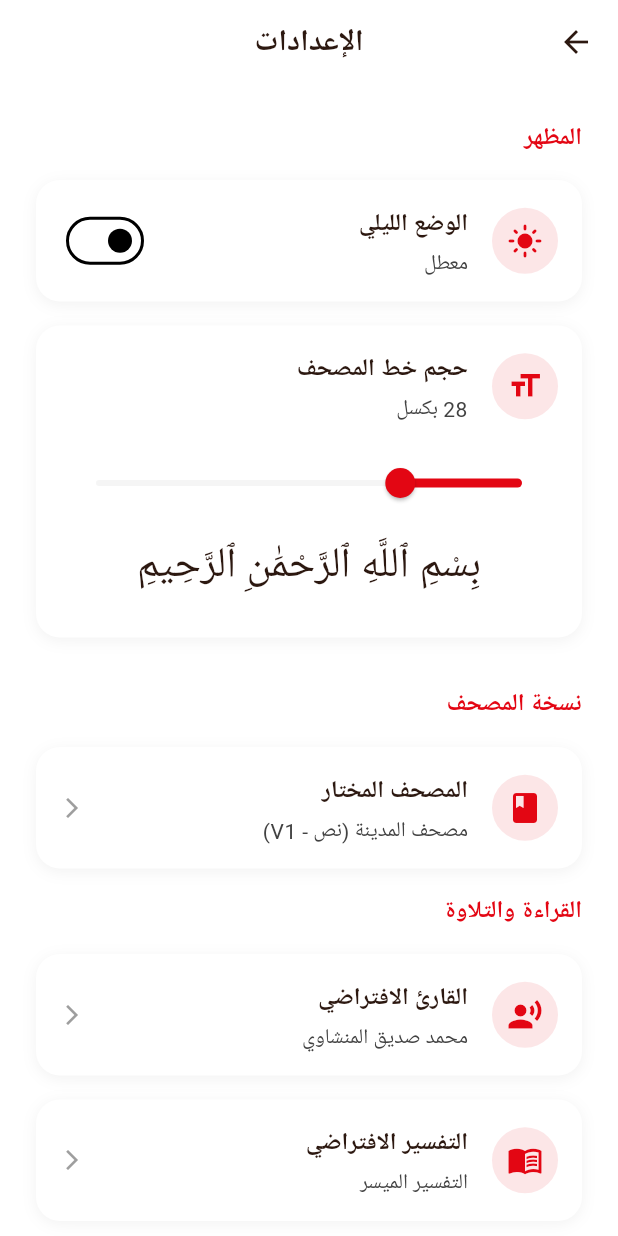
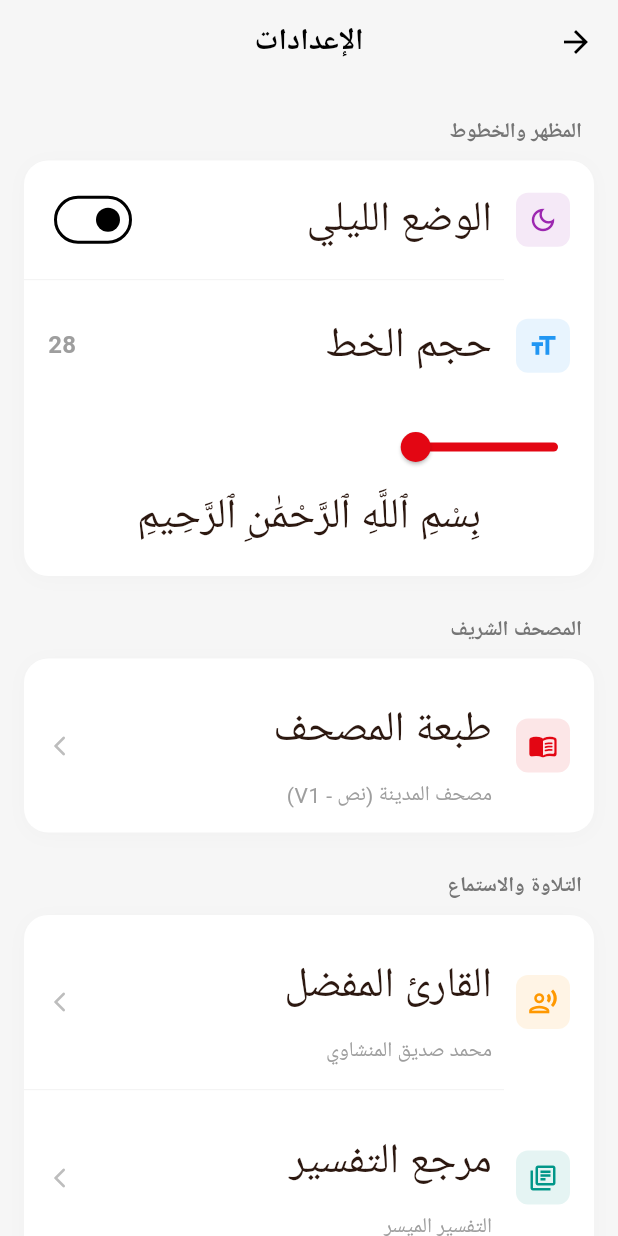
Before and after one commit to abdussalamw/mathani, a Flutter app: the SettingsScreen screen opened by its route, on a phone screen of 412 x 824 dp. Run offline on Flutter 3.47's test engine with Material 3 defaults, Android fonts, the phone set to English and light mode, and no system bars; our stand-ins replace dio, isar, just_audio; accounts and stored records are empty; generated files the repository leaves out were written again; network calls fail; Roboto replaces fonts that are missing (Amiri, Tajawal); project files that could hold a hidden picture were left out.

Commit message:
Complete redesign of SettingsScreen for cleaner UI and fix layout bug

```diff
--- a/lib/screens/settings_screen.dart
+++ b/lib/screens/settings_screen.dart
@@ -11,203 +11,263 @@ class SettingsScreen extends StatelessWidget {
 
   @override
   Widget build(BuildContext context) {
+    final isDark = context.select<SettingsProvider, bool>((s) => s.isDarkMode);
+
     return Scaffold(
-      backgroundColor: Theme.of(context).scaffoldBackgroundColor,
+      backgroundColor: isDark ? AppColors.darkBackground : const Color(0xFFF6F6F6), // خلفية رمادية فاتحة عصرية
       appBar: AppBar(
         title: Text(
           'الإعدادات',
-          style: Theme.of(context).textTheme.headlineMedium,
+          style: TextStyle(
+            color: isDark ? Colors.white : Colors.black,
+            fontFamily: 'Tajawal',
+            fontWeight: FontWeight.bold,
+          ),
         ),
         centerTitle: true,
-        leading: IconButton(
-          icon: const Icon(Icons.arrow_forward),
-          onPressed: () => Navigator.pop(context),
+        backgroundColor: Colors.transparent,
+        elevation: 0,
+        leading: BackButton(color: isDark ? Colors.white : Colors.black),
+      ),
+      body: ListView(
+        padding: const EdgeInsets.symmetric(horizontal: 16, vertical: 20),
+        children: [
+          // قسم المظهر
+          _buildSectionTitle(context, 'المظهر والخطوط'),
+          _buildSettingsGroup(
+            context,
+            children: [
+              _buildSwitchTile(
+                context,
+                icon: Icons.dark_mode_outlined,
+                color: Colors.purple,
+                title: 'الوضع الليلي',
+                value: isDark,
+                onChanged: (val) => context.read<SettingsProvider>().toggleTheme(),
+              ),
+              _buildDivider(),
+              Consumer<SettingsProvider>(
+                builder: (context, settings, _) => Column(
+                  children: [
+                    Padding(
+                      padding: const EdgeInsets.symmetric(horizontal: 16, vertical: 12),
+                      child: Row(
+                        children: [
+                          _buildIconBox(Icons.format_size, Colors.blue),
+                          const SizedBox(width: 16),
+                          Expanded(
+                            child: Text(
+                              'حجم الخط',
+                              style: Theme.of(context).textTheme.bodyLarge?.copyWith(fontWeight: FontWeight.w500),
                             ),
                           ),
-      body: Consumer<SettingsProvider>(
-        builder: (context, settings, child) {
-          return ListView(
-            padding: const EdgeInsets.all(24),
-            children: [
-              // قسم المظهر
-              _buildSectionHeader(context, 'المظهر'),
-              _buildSettingCard(
-                context,
-                icon: settings.isDarkMode ? Icons.dark_mode : Icons.light_mode,
-                title: 'الوضع الليلي',
-                subtitle: settings.isDarkMode ? 'مفعل' : 'معطل',
-                trailing: Switch.adaptive(
-                  value: settings.isDarkMode,
-                  activeColor: AppColors.primary,
-                  onChanged: (value) => settings.toggleTheme(),
+                          Text('${settings.fontSize.toInt()}', style: TextStyle(color: Colors.grey, fontWeight: FontWeight.bold)),
+                        ],
                       ),
                     ),
-              const SizedBox(height: 16),
-
-              // حجم الخط
-               _buildSettingCard(
-                context,
-                icon: Icons.format_size,
-                title: 'حجم خط المصحف',
-                subtitle: '${settings.fontSize.toInt()} بكسل',
-                child: Column(
-                  children: [
                     Slider(
                       value: settings.fontSize,
                       min: 20,
                       max: 48,
                       activeColor: AppColors.primary,
-                      inactiveColor: AppColors.greyLight,
-                      onChanged: (value) => settings.updateFontSize(value),
+                      onChanged: (val) => settings.updateFontSize(val),
                     ),
                     Padding(
-                      padding: const EdgeInsets.symmetric(horizontal: 16),
+                      padding: const EdgeInsets.only(bottom: 16),
                       child: Text(
                         'بِسْمِ ٱللَّهِ ٱلرَّحْمَٰنِ ٱلرَّحِيمِ',
-                        style: Theme.of(context).textTheme.bodyLarge?.copyWith(
-                          fontSize: settings.fontSize,
-                        ),
-                        textAlign: TextAlign.center,
+                        style: TextStyle(fontFamily: 'Amiri', fontSize: settings.fontSize),
                       ),
                     ),
                   ],
                 ),
               ),
-              const SizedBox(height: 32),
+            ],
+          ),
 
-              // قسم المصحف
-              _buildSectionHeader(context, 'نسخة المصحف'),
+          const SizedBox(height: 24),
+
+          // قسم المصحف (الذي كان فيه المشكلة)
+          _buildSectionTitle(context, 'المصحف الشريف'),
+          _buildSettingsGroup(
+            context,
+            children: [
               Consumer<MushafMetadataProvider>(
                 builder: (context, mushafProvider, _) {
-                  if (mushafProvider.isLoading) {
-                    return const Center(child: CircularProgressIndicator());
-                  }
-
                   final currentMushaf = mushafProvider.availableMushafs.firstWhere(
                     (m) => m.identifier == mushafProvider.currentMushafId,
                     orElse: () => mushafProvider.availableMushafs.first,
                   );
 
-                  return _buildSettingCard(
+                  return _buildNavigationTile(
                     context,
-                    icon: Icons.book,
-                    title: 'المصحف المختار',
+                    icon: Icons.menu_book_rounded,
+                    color: AppColors.primary,
+                    title: 'طبعة المصحف',
                     subtitle: currentMushaf.nameArabic,
-                    trailing: const Icon(Icons.arrow_back_ios_new, size: 16, color: AppColors.greyMedium),
-                    onTap: () => _showMushafPicker(context, mushafProvider),
+                    onTap: () {
+                      Navigator.push(
+                        context,
+                        MaterialPageRoute(builder: (context) => const MushafSelectionScreen()),
+                      );
+                    },
                   );
                 },
               ),
-              const SizedBox(height: 16),
-
-              // قسم القراءة
-              _buildSectionHeader(context, 'القراءة والتلاوة'),
-              _buildSettingCard(
-                context,
-                icon: Icons.record_voice_over,
-                title: 'القارئ الافتراضي',
-                subtitle: _getReciterName(settings.defaultReciter),
-                trailing: const Icon(Icons.arrow_back_ios_new, size: 16, color: AppColors.greyMedium),
-                onTap: () {
-                  // Show Reciter Picker Sheet
-                  _showReciterPicker(context, settings);
-                },
-              ),
-              const SizedBox(height: 16),
-              _buildSettingCard(
-                context,
-                icon: Icons.menu_book,
-                title: 'التفسير الافتراضي',
-                subtitle: _getTafsirName(settings.defaultTafsir),
-                trailing: const Icon(Icons.arrow_back_ios_new, size: 16, color: AppColors.greyMedium),
-                onTap: () {
-                  // Show Tafsir Picker
-                  _showTafsirPicker(context, settings);
-                },
+            ],
           ),
 
-              const SizedBox(height: 32),
+          const SizedBox(height: 24),
+
+          // قسم الصوتيات والتلاوة
+          _buildSectionTitle(context, 'التلاوة والاستماع'),
+          _buildSettingsGroup(
+            context,
+            children: [
+               Consumer<SettingsProvider>(
+                 builder: (context, settings, _) => _buildNavigationTile(
+                  context,
+                  icon: Icons.record_voice_over_outlined,
+                  color: Colors.orange,
+                  title: 'القارئ المفضل',
+                  subtitle: _getReciterName(settings.defaultReciter),
+                  onTap: () => _showReciterPicker(context, settings),
+                ),
+               ),
+              _buildDivider(),
+              Consumer<SettingsProvider>(
+                 builder: (context, settings, _) => _buildNavigationTile(
+                  context,
+                  icon: Icons.library_books_outlined,
+                  color: Colors.teal,
+                  title: 'مرجع التفسير',
+                  subtitle: _getTafsirName(settings.defaultTafsir),
+                  onTap: () => _showTafsirPicker(context, settings),
+                ),
+               ),
+            ],
+          ),
+
+          const SizedBox(height: 24),
 
           // قسم التطبيق
-              _buildSectionHeader(context, 'عن التطبيق'),
-              _buildSettingCard(
+          _buildSectionTitle(context, 'عن التطبيق'),
+          _buildSettingsGroup(
+            context,
+            children: [
+              _buildNavigationTile(
                 context,
                 icon: Icons.info_outline,
+                color: Colors.grey,
                 title: 'حول مثاني',
                 subtitle: 'الإصدار 1.0.0',
-                onTap: () {
-                  // Show About Dialog
-                },
+                onTap: () {},
               ),
-              const SizedBox(height: 16),
-              _buildSettingCard(
+              _buildDivider(),
+              _buildNavigationTile(
                 context,
-                icon: Icons.share,
-                title: 'مشاركة التطبيق',
-                subtitle: 'شارك الأجر مع أصدقائك',
-                onTap: () {
-                  // Share implementation relative
-                },
+                icon: Icons.share_outlined,
+                color: Colors.green,
+                title: 'شارك التطبيق',
+                onTap: () {},
               ),
             ],
-          );
-        },
+          ),
+
+          const SizedBox(height: 40),
+        ],
       ),
     );
   }
 
-  Widget _buildSectionHeader(BuildContext context, String title) {
+  // --- Helper Widgets for Modern UI ---
+
+  Widget _buildSectionTitle(BuildContext context, String title) {
     return Padding(
-      padding: const EdgeInsets.only(bottom: 16),
+      padding: const EdgeInsets.only(left: 8, right: 8, bottom: 8),
       child: Text(
         title,
-        style: Theme.of(context).textTheme.titleMedium?.copyWith(
-          color: AppColors.primary,
+        style: TextStyle(
+          color: Colors.grey[600],
+          fontSize: 14,
           fontWeight: FontWeight.bold,
         ),
       ),
     );
   }
 
-  Widget _buildSettingCard(
-    BuildContext context, {
-    required IconData icon,
-    required String title,
-    required String subtitle,
-    Widget? trailing,
-    Widget? child,
-    VoidCallback? onTap,
-  }) {
+  Widget _buildSettingsGroup(BuildContext context, {required List<Widget> children}) {
     return Container(
       decoration: BoxDecoration(
-        color: Theme.of(context).cardTheme.color,
+        color: Theme.of(context).cardColor,
         borderRadius: BorderRadius.circular(16),
         boxShadow: [
           BoxShadow(
-            color: Colors.black.withOpacity(0.05),
-            blurRadius: 8,
+            color: Colors.black.withOpacity(0.02),
+            blurRadius: 10,
             offset: const Offset(0, 2),
           ),
         ],
       ),
-      child: InkWell(
+      child: Column(children: children),
+    );
+  }
+
+  Widget _buildIconBox(IconData icon, Color color) {
+    return Container(
+      padding: const EdgeInsets.all(8),
+      decoration: BoxDecoration(
+        color: color.withOpacity(0.1),
+        borderRadius: BorderRadius.circular(8),
+      ),
+      child: Icon(icon, color: color, size: 20),
+    );
+  }
+
+  Widget _buildSwitchTile(BuildContext context, {
+    required IconData icon,
+    required Color color,
+    required String title,
+    required bool value,
+    required Function(bool) onChanged,
+  }) {
+    return Padding(
+      padding: const EdgeInsets.symmetric(horizontal: 16, vertical: 8),
+      child: Row(
+        children: [
+          _buildIconBox(icon, color),
+          const SizedBox(width: 16),
+          Expanded(
+            child: Text(
+              title,
+              style: Theme.of(context).textTheme.bodyLarge?.copyWith(fontWeight: FontWeight.w500),
+            ),
+          ),
+          Switch.adaptive(
+            value: value,
+            activeColor: AppColors.primary,
+            onChanged: onChanged,
+          ),
+        ],
+      ),
+    );
+  }
+
+  Widget _buildNavigationTile(BuildContext context, {
+    required IconData icon,
+    required Color color,
+    required String title,
+    String? subtitle,
+    required VoidCallback onTap,
+  }) {
+    return InkWell(
       onTap: onTap,
       borderRadius: BorderRadius.circular(16),
       child: Padding(
         padding: const EdgeInsets.all(16),
-          child: Column(
-            crossAxisAlignment: CrossAxisAlignment.stretch,
+        child: Row(
           children: [
-              Row(
-                children: [
-                  Container(
-                    padding: const EdgeInsets.all(10),
-                    decoration: BoxDecoration(
-                      color: AppColors.primary.withOpacity(0.1),
-                      shape: BoxShape.circle,
-                    ),
-                    child: Icon(icon, color: AppColors.primary, size: 24),
-                  ),
+            _buildIconBox(icon, color),
             const SizedBox(width: 16),
             Expanded(
               child: Column(
@@ -215,34 +275,30 @@ class SettingsScreen extends StatelessWidget {
                 children: [
                   Text(
                     title,
-                          style: Theme.of(context).textTheme.bodyMedium?.copyWith(
-                            fontWeight: FontWeight.bold,
+                    style: Theme.of(context).textTheme.bodyLarge?.copyWith(fontWeight: FontWeight.w500),
                   ),
-                        ),
-                        const SizedBox(height: 4),
+                  if (subtitle != null) ...[
+                    const SizedBox(height: 2),
                     Text(
                       subtitle,
-                          style: Theme.of(context).textTheme.bodySmall,
+                      style: Theme.of(context).textTheme.bodySmall?.copyWith(color: Colors.grey),
                     ),
+                  ],
                 ],
               ),
             ),
-                  if (trailing != null) trailing,
+            Icon(Icons.arrow_forward_ios_rounded, size: 16, color: Colors.grey[400]),
           ],
-              ),
-              if (child != null) ...[
-                const SizedBox(height: 16),
-                child,
-              ],
-            ],
-          ),
         ),
       ),
     );
   }
 
+  Widget _buildDivider() {
+    return Divider(height: 1, thickness: 0.5, indent: 60, color: Colors.grey[200]);
+  }
+
   String _getReciterName(String id) {
-    // Map IDs to Names
      switch (id) {
       case 'minshawi_murattal': return 'محمد صديق المنشاوي';
       case 'alafasy': return 'مشاري العفاسي';
@@ -254,94 +310,72 @@ class SettingsScreen extends StatelessWidget {
     switch (id) {
       case 'muyassar': return 'التفسير الميسر';
       case 'saadi': return 'تفسير السعدي';
-      case 'baghawy': return 'تفسير البغوي';
       default: return 'التفسير الميسر';
     }
   }
 
+  // Simplified Pickers for Reciter/Tafsir (kept from old code logic but styled a bit)
   void _showReciterPicker(BuildContext context, SettingsProvider settings) {
     showModalBottomSheet(
       context: context,
-      shape: const RoundedRectangleBorder(
-        borderRadius: BorderRadius.vertical(top: Radius.circular(24)),
-      ),
-      builder: (context) => Container(
+      shape: const RoundedRectangleBorder(borderRadius: BorderRadius.vertical(top: Radius.circular(24))),
+      builder: (_) => Container(
          padding: const EdgeInsets.all(24),
          child: Column(
            mainAxisSize: MainAxisSize.min,
            children: [
-            Text(
-              'اختر القارئ',
-              style: Theme.of(context).textTheme.headlineSmall,
-            ),
-            const SizedBox(height: 24),
-            _buildRadioOption(context, 'محمد صديق المنشاوي', 'minshawi_murattal', settings.defaultReciter, (val) {
-              settings.updateDefaultReciter(val!); // You need to implement this method in Provider
+             const Text('اختر القارئ', style: TextStyle(fontWeight: FontWeight.bold, fontSize: 18)),
+             const SizedBox(height: 16),
+             _buildRadioItem(context, 'محمد صديق المنشاوي', 'minshawi_murattal', settings.defaultReciter, (v) {
+               settings.updateDefaultReciter(v!);
                Navigator.pop(context);
              }),
-            _buildRadioOption(context, 'مشاري العفاسي', 'alafasy', settings.defaultReciter, (val) {
-              settings.updateDefaultReciter(val!);
+             _buildRadioItem(context, 'مشاري العفاسي', 'alafasy', settings.defaultReciter, (v) {
+               settings.updateDefaultReciter(v!);
                Navigator.pop(context);
              }),
-          ],
-        ),
-      ),
+           ]
+         )
+      )
     );
   }
 
   void _showTafsirPicker(BuildContext context, SettingsProvider settings) {
      showModalBottomSheet(
       context: context,
-      shape: const RoundedRectangleBorder(
-        borderRadius: BorderRadius.vertical(top: Radius.circular(24)),
-      ),
-      builder: (context) => Container(
+      shape: const RoundedRectangleBorder(borderRadius: BorderRadius.vertical(top: Radius.circular(24))),
+      builder: (_) => Container(
          padding: const EdgeInsets.all(24),
          child: Column(
            mainAxisSize: MainAxisSize.min,
            children: [
-             Text(
-              'اختر التفسير',
-              style: Theme.of(context).textTheme.headlineSmall,
-            ),
-            const SizedBox(height: 24),
-            _buildRadioOption(context, 'التفسير الميسر', 'muyassar', settings.defaultTafsir, (val) {
-              settings.updateDefaultTafsir(val!); // Implement in Provider
+             const Text('اختر التفسير', style: TextStyle(fontWeight: FontWeight.bold, fontSize: 18)),
+             const SizedBox(height: 16),
+             _buildRadioItem(context, 'التفسير الميسر', 'muyassar', settings.defaultTafsir, (v) {
+               settings.updateDefaultTafsir(v!);
                Navigator.pop(context);
              }),
-            _buildRadioOption(context, 'تفسير السعدي', 'saadi', settings.defaultTafsir, (val) {
-              settings.updateDefaultTafsir(val!);
+             _buildRadioItem(context, 'تفسير السعدي', 'saadi', settings.defaultTafsir, (v) {
+               settings.updateDefaultTafsir(v!);
                Navigator.pop(context);
              }),
-          ],
-        ),
-      ),
+             _buildRadioItem(context, 'تفسير البغوي', 'baghawy', settings.defaultTafsir, (v) {
+               settings.updateDefaultTafsir(v!);
+               Navigator.pop(context);
+             }),
+           ]
+         )
+      )
     );
   }
 
-  Widget _buildRadioOption(BuildContext context, String label, String value, String groupValue, Function(String?) onChanged) {
-    return RadioListTile<String>(
-      title: Text(label, style: Theme.of(context).textTheme.bodyMedium),
+  Widget _buildRadioItem(BuildContext context, String label, String value, String groupValue, Function(String?) onChanged) {
+    return RadioListTile(
+      title: Text(label),
       value: value,
       groupValue: groupValue,
       activeColor: AppColors.primary,
       onChanged: onChanged,
-      contentPadding: EdgeInsets.zero,
     );
   }
-
-// Import the new screen at the top of file (I will handle imports carefully via multi-edit or assume it resolves if I could edit imports, but simplest is to just navigate)
-  // Since I cannot scroll to top to add import easily in Replace, I will rely on the user or context.
-  // Actually, I can navigate using MaterialPageRoute directly with the widget I just created.
-
-  // Update the call site first
-  // ...
-
-  // The method implementation:
-  void _showMushafPicker(BuildContext context, MushafMetadataProvider provider) {
-    Navigator.push(
-      context,
-      MaterialPageRoute(builder: (context) => const MushafSelectionScreen()),
-    );
 }
-} // End of class
```
Lines whose indentation alone changed are shown as unchanged.
